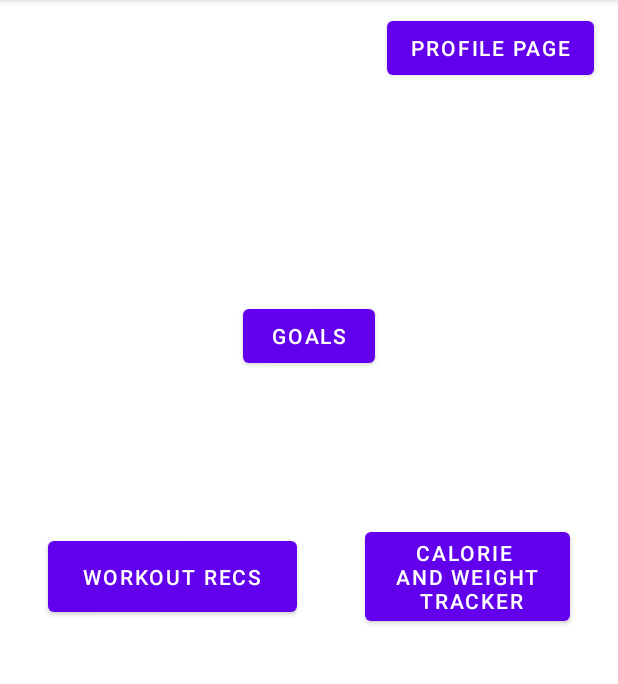
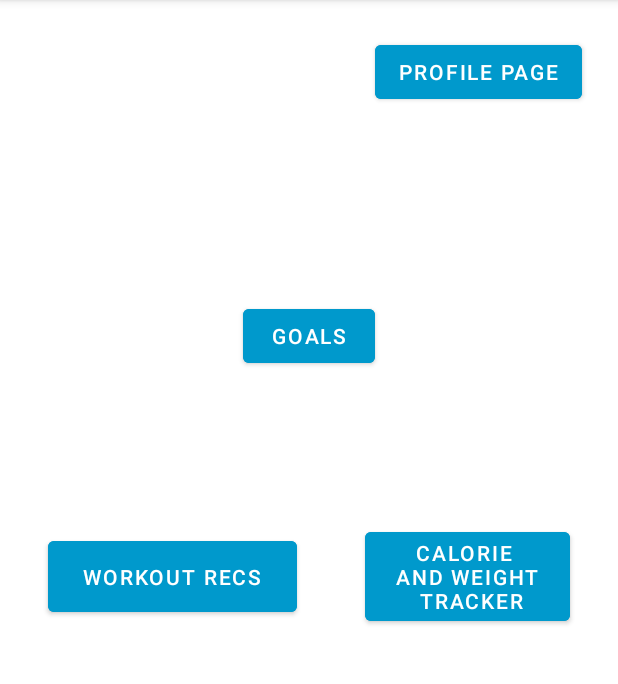
Before and after one commit to razaali01/FitnessApplication, an Android app: the HomePage screen opened directly, with no data from a screen before it, on a phone screen of 412 x 824 dp, the part 84-768 px from its top. Run offline under Robolectric (Android 15) with nearby library versions, the phone set to English and light mode, and no system bars; our stand-ins replace Firebase (no records; nobody signed in at launch, a user with empty details on screens opened directly).

Commit message:
4/4/2022 2:30 commit

```diff
--- a/app/src/main/res/layout/activity_home_page.xml
+++ b/app/src/main/res/layout/activity_home_page.xml
@@ -14,7 +14,10 @@
         android:text="Workout Recs"
         app:layout_constraintBottom_toBottomOf="parent"
         app:layout_constraintStart_toStartOf="parent"
-        app:layout_constraintTop_toTopOf="parent" />
+        app:layout_constraintTop_toTopOf="parent"
+        android:backgroundTint="@android:color/holo_blue_dark">
+
+    </Button>
 
     <Button
         android:id="@+id/Goals"
@@ -24,7 +27,10 @@
         android:text="Goals"
         app:layout_constraintEnd_toEndOf="parent"
         app:layout_constraintStart_toStartOf="parent"
-        app:layout_constraintTop_toTopOf="parent" />
+        app:layout_constraintTop_toTopOf="parent"
+        android:backgroundTint="@android:color/holo_blue_dark">
+
+    </Button>
 
     <Button
         android:id="@+id/Tracker"
@@ -34,26 +40,41 @@
         android:text="Calorie \n and weight \n tracker"
         app:layout_constraintBottom_toBottomOf="parent"
         app:layout_constraintEnd_toEndOf="parent"
-        app:layout_constraintTop_toTopOf="parent" />
+        app:layout_constraintTop_toTopOf="parent"
+        android:backgroundTint="@android:color/holo_blue_dark">
+
+    </Button>
 
     <Button
         android:id="@+id/ProfilePage"
         android:layout_width="wrap_content"
         android:layout_height="wrap_content"
-        android:layout_marginTop="8dp"
-        android:layout_marginEnd="16dp"
+        android:layout_marginTop="24dp"
+        android:layout_marginEnd="24dp"
+        android:backgroundTint="@android:color/holo_blue_dark"
         android:text="Profile Page"
         app:layout_constraintEnd_toEndOf="parent"
-        app:layout_constraintTop_toTopOf="parent" />
+        app:layout_constraintTop_toTopOf="parent">
+
+
+    </Button>
 
     <TextView
         android:id="@+id/Welcome"
         android:layout_width="wrap_content"
         android:layout_height="wrap_content"
-        android:textSize="24sp"
+        android:textSize="30dp"
         app:layout_constraintBottom_toTopOf="@+id/Goals"
         app:layout_constraintEnd_toEndOf="parent"
         app:layout_constraintStart_toStartOf="parent"
         app:layout_constraintTop_toTopOf="parent"
-        app:layout_constraintVertical_bias="0.441" />
+        app:layout_constraintVertical_bias="0.441"
+        android:textColor="@android:color/holo_blue_dark"
+        android:textStyle="bold"
+        >
+
+    </TextView>
+
+
+
 </androidx.constraintlayout.widget.ConstraintLayout>
```
Also changed, not shown: app/src/main/res/layout/activity_goals.xml (+9 -3 lines), app/src/main/res/layout/activity_main.xml (+31 -11 lines), app/src/main/res/layout/activity_splash.xml (+17 -2 lines).
